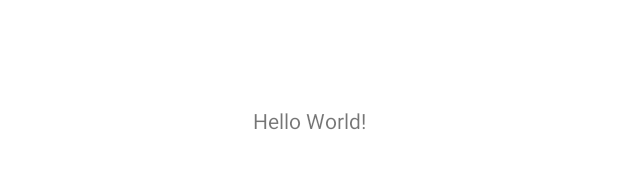
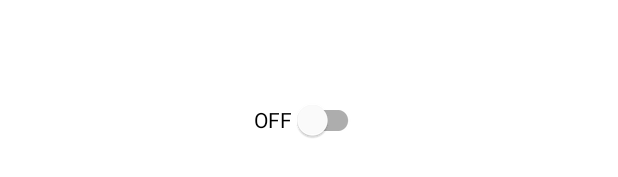
Before and after one commit to anncym21/switch, an Android app: the layout activity_main.xml on its own in the app's theme, with its tools: preview values and no code run, on a phone screen of 412 x 824 dp. Shown: the part 498-675 px from the top of the screen. Run offline under Robolectric (Android 15) with nearby library versions, the phone set to English and light mode, and no system bars.

Commit message:
działający program

```diff
--- a/app/build.gradle
+++ b/app/build.gradle
@@ -29,6 +29,9 @@ android {
     kotlinOptions {
         jvmTarget = '1.8'
     }
+    buildFeatures {
+        viewBinding true
+    }
 }
 
 dependencies {
--- a/app/src/main/res/layout/activity_main.xml
+++ b/app/src/main/res/layout/activity_main.xml
@@ -6,10 +6,11 @@
     android:layout_height="match_parent"
     tools:context=".MainActivity">
 
-    <TextView
+    <com.google.android.material.switchmaterial.SwitchMaterial
+        android:id="@+id/switch_ID"
         android:layout_width="wrap_content"
         android:layout_height="wrap_content"
-        android:text="Hello World!"
+        android:text="@string/off"
         app:layout_constraintBottom_toBottomOf="parent"
         app:layout_constraintLeft_toLeftOf="parent"
         app:layout_constraintRight_toRightOf="parent"
--- a/app/src/main/res/values/strings.xml
+++ b/app/src/main/res/values/strings.xml
@@ -1,3 +1,5 @@
 <resources>
-    <string name="app_name">zadanie2</string>
+    <string name="app_name">SwitchMaterial</string>
+    <string name="off">OFF</string>
+    <string name="on">ON</string>
 </resources>
```
Also changed, not shown: app/src/main/java/com/example/zadanie2/MainActivity.kt (+18 -1 lines).
